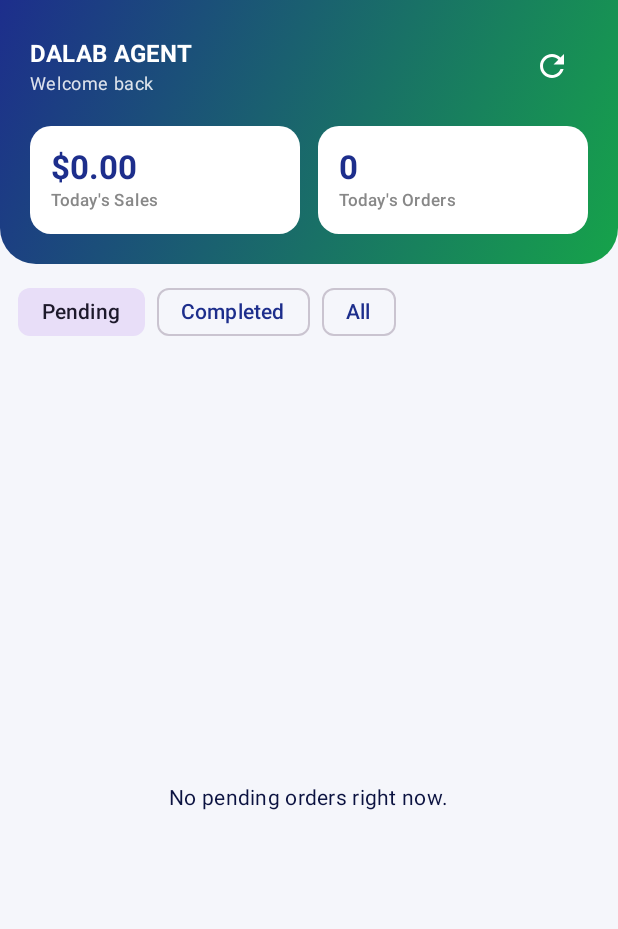
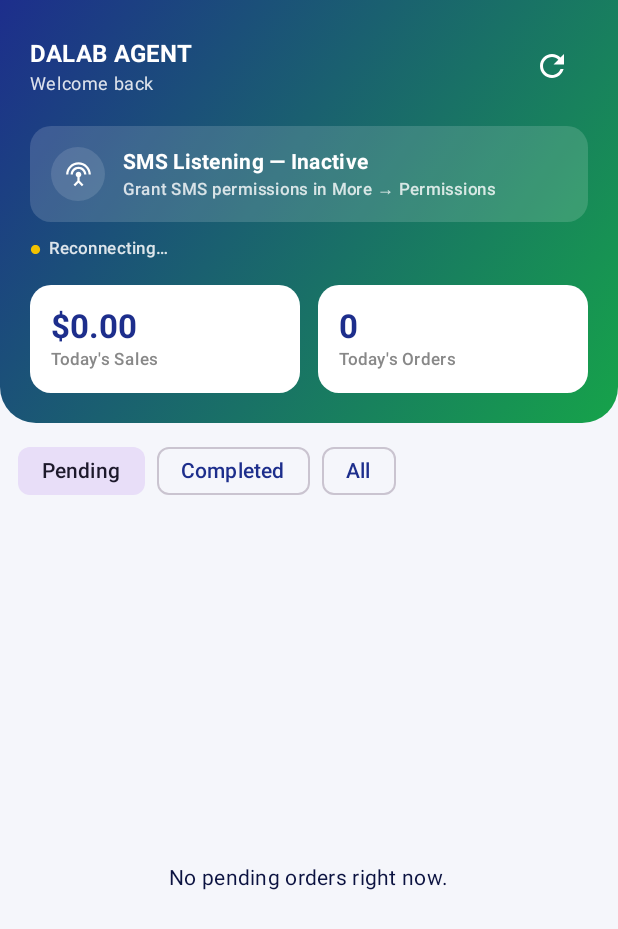
Before and after one commit to waaproltd-spec/Dalab-internet, an Android app built with Jetpack Compose: the composable OrdersListScreen shown on its own in the app's theme, on a phone screen of 412 x 824 dp. Shown: the top 929 px of the screen. Run offline under Robolectric (Android 15) with nearby library versions, the phone set to English and light mode, and no system bars; libraries missing offline, so code that uses them is left out: okhttp3.sse; network calls fail; 7 statements that could not run were skipped.

Commit message:
Restore SMS Listening and Connected/Synced status on Agent App Home
Reverts the earlier removal of these two sections per explicit request --
they show live USSD/SMS listening and realtime-connection status and must
stay on Home. Everything else (5-tab nav, Notifications tab, Recent
Activity table) is unchanged.

```diff
--- a/agent-app/app/src/main/java/com/dalab/internet/ui/OrdersListScreen.kt
+++ b/agent-app/app/src/main/java/com/dalab/internet/ui/OrdersListScreen.kt
@@ -1,31 +1,49 @@
 package com.dalab.internet.ui
 
+import android.Manifest
+import android.content.pm.PackageManager
+import androidx.compose.animation.core.LinearEasing
+import androidx.compose.animation.core.RepeatMode
+import androidx.compose.animation.core.animateFloat
+import androidx.compose.animation.core.infiniteRepeatable
+import androidx.compose.animation.core.rememberInfiniteTransition
+import androidx.compose.animation.core.tween
 import androidx.compose.foundation.background
 import androidx.compose.foundation.clickable
 import androidx.compose.foundation.layout.*
 import androidx.compose.foundation.lazy.LazyColumn
 import androidx.compose.foundation.lazy.items
+import androidx.compose.foundation.shape.CircleShape
 import androidx.compose.foundation.shape.RoundedCornerShape
 import androidx.compose.material.icons.Icons
+import androidx.compose.material.icons.filled.Circle
 import androidx.compose.material.icons.filled.Refresh
+import androidx.compose.material.icons.filled.SettingsInputAntenna
 import androidx.compose.material3.*
 import androidx.compose.runtime.*
 import androidx.compose.ui.Alignment
 import androidx.compose.ui.Modifier
+import androidx.compose.ui.draw.scale
 import androidx.compose.ui.graphics.Brush
 import androidx.compose.ui.graphics.Color
 import androidx.compose.ui.platform.LocalContext
 import androidx.compose.ui.text.font.FontWeight
 import androidx.compose.ui.unit.dp
+import androidx.core.content.ContextCompat
 import com.dalab.internet.auth.SessionManager
 import com.dalab.internet.data.Order
 import com.dalab.internet.data.OrderStatus
 import com.dalab.internet.network.AgentEventBus
 import com.dalab.internet.network.ApiClient
+import com.dalab.internet.network.ConnectionState
+import com.dalab.internet.service.AgentBackgroundService
 import com.dalab.internet.ussd.SimRoutingRepository
 import com.dalab.internet.ussd.SimSlotResult
 import com.dalab.internet.ussd.UssdOrchestrator
 import kotlinx.coroutines.launch
+import java.text.SimpleDateFormat
+import java.util.Date
+import java.util.Locale
 
 private val DalabIndigo = Color(0xFF1D2E8C)
 private val DalabGreen = Color(0xFF16A34A)
@@ -42,11 +60,13 @@ fun OrdersListScreen(onOpenOrder: (Order) -> Unit) {
     val context = LocalContext.current
     var orders by remember { mutableStateOf<List<Order>>(emptyList()) }
     var loading by remember { mutableStateOf(true) }
+    var lastSyncedAt by remember { mutableStateOf<Date?>(null) }
     var filter by remember { mutableStateOf(OrdersFilter.PENDING) }
     var selectedIds by remember { mutableStateOf(setOf<String>()) }
     var executingId by remember { mutableStateOf<String?>(null) }
     var bulkExecuting by remember { mutableStateOf(false) }
     var resultMessage by remember { mutableStateOf<String?>(null) }
+    val connectionState by AgentEventBus.connectionState.collectAsState()
     val scope = rememberCoroutineScope()
     val orchestrator = remember { UssdOrchestrator(context) }
 
@@ -58,7 +78,15 @@ fun OrdersListScreen(onOpenOrder: (Order) -> Unit) {
     // selected for the main list.
     var recentActivity by remember { mutableStateOf<List<Order>>(emptyList()) }
 
+    fun smsListeningActive(): Boolean {
+        val readGranted = ContextCompat.checkSelfPermission(context, Manifest.permission.READ_SMS) == PackageManager.PERMISSION_GRANTED
+        val receiveGranted = ContextCompat.checkSelfPermission(context, Manifest.permission.RECEIVE_SMS) == PackageManager.PERMISSION_GRANTED
+        return readGranted && receiveGranted && AgentBackgroundService.isRunning
+    }
+    var listeningActive by remember { mutableStateOf(smsListeningActive()) }
+
     fun refreshDashboard() {
+        listeningActive = smsListeningActive()
         scope.launch {
             try {
                 val report = ApiClient.service.getReports("daily").body()
@@ -83,6 +111,7 @@ fun OrdersListScreen(onOpenOrder: (Order) -> Unit) {
             try {
                 val response = ApiClient.service.getOrders(status = filter.apiStatus)
                 orders = response.body().orEmpty()
+                lastSyncedAt = Date()
             } catch (_: Exception) {
                 // Leave the previous list in place; a banner/snackbar in a full
                 // implementation would say "couldn't refresh" here.
@@ -138,6 +167,9 @@ fun OrdersListScreen(onOpenOrder: (Order) -> Unit) {
         Column(modifier = Modifier.padding(padding).fillMaxSize()) {
             AgentHomeHeader(
                 agentName = remember { SessionManager.currentAgent()?.name },
+                listeningActive = listeningActive,
+                connectionState = connectionState,
+                lastSyncedAt = lastSyncedAt,
                 todaySales = todaySales,
                 todayOrders = todayOrders,
                 onRefresh = { refresh(); refreshDashboard() },
@@ -212,10 +244,21 @@ fun OrdersListScreen(onOpenOrder: (Order) -> Unit) {
 @Composable
 private fun AgentHomeHeader(
     agentName: String?,
+    listeningActive: Boolean,
+    connectionState: ConnectionState,
+    lastSyncedAt: Date?,
     todaySales: Double,
     todayOrders: Int,
     onRefresh: () -> Unit,
 ) {
+    val infiniteTransition = rememberInfiniteTransition(label = "listening-pulse")
+    val pulseScale by infiniteTransition.animateFloat(
+        initialValue = 0.85f,
+        targetValue = 1.15f,
+        animationSpec = infiniteRepeatable(tween(900, easing = LinearEasing), RepeatMode.Reverse),
+        label = "listening-pulse-scale",
+    )
+
     Column(
         modifier = Modifier
             .fillMaxWidth()
@@ -236,6 +279,56 @@ private fun AgentHomeHeader(
             }
             IconButton(onClick = onRefresh) {
                 Icon(Icons.Filled.Refresh, contentDescription = "Refresh", tint = Color.White)
+            }
+        }
+
+        Spacer(Modifier.height(16.dp))
+
+        Surface(color = Color.White.copy(alpha = 0.15f), shape = RoundedCornerShape(14.dp), modifier = Modifier.fillMaxWidth()) {
+            Row(modifier = Modifier.padding(14.dp), verticalAlignment = Alignment.CenterVertically) {
+                Box(
+                    modifier = Modifier
+                        .size(36.dp)
+                        .scale(if (listeningActive) pulseScale else 1f)
+                        .background(Color.White.copy(alpha = if (listeningActive) 0.25f else 0.12f), CircleShape),
+                    contentAlignment = Alignment.Center,
+                ) {
+                    Icon(Icons.Filled.SettingsInputAntenna, contentDescription = null, tint = Color.White, modifier = Modifier.size(18.dp))
+                }
+                Spacer(Modifier.width(12.dp))
+                Column {
+                    Text(
+                        if (listeningActive) "SMS Listening — Active" else "SMS Listening — Inactive",
+                        color = Color.White,
+                        fontWeight = FontWeight.Bold,
+                        style = MaterialTheme.typography.bodyMedium,
+                    )
+                    Text(
+                        if (listeningActive) "Background service is monitoring payment SMS" else "Grant SMS permissions in More → Permissions",
+                        color = Color.White.copy(alpha = 0.8f),
+                        style = MaterialTheme.typography.labelSmall,
+                    )
+                }
+            }
+        }
+
+        Spacer(Modifier.height(10.dp))
+
+        Row(verticalAlignment = Alignment.CenterVertically) {
+            val (dotColor, label) = when (connectionState) {
+                ConnectionState.CONNECTED -> Color(0xFF6FE39A) to "Connected"
+                ConnectionState.CONNECTING -> Color(0xFFF2C200) to "Reconnecting…"
+                ConnectionState.DISCONNECTED -> Color(0xFFF87171) to "Disconnected"
+            }
+            Icon(Icons.Filled.Circle, contentDescription = null, tint = dotColor, modifier = Modifier.size(7.dp))
+            Spacer(Modifier.width(5.dp))
+            Text(label, color = Color.White.copy(alpha = 0.85f), style = MaterialTheme.typography.labelSmall)
+            lastSyncedAt?.let {
+                Text(
+                    "  ·  Synced ${SimpleDateFormat("HH:mm:ss", Locale.US).format(it)}",
+                    color = Color.White.copy(alpha = 0.7f),
+                    style = MaterialTheme.typography.labelSmall,
+                )
             }
         }
 
```
